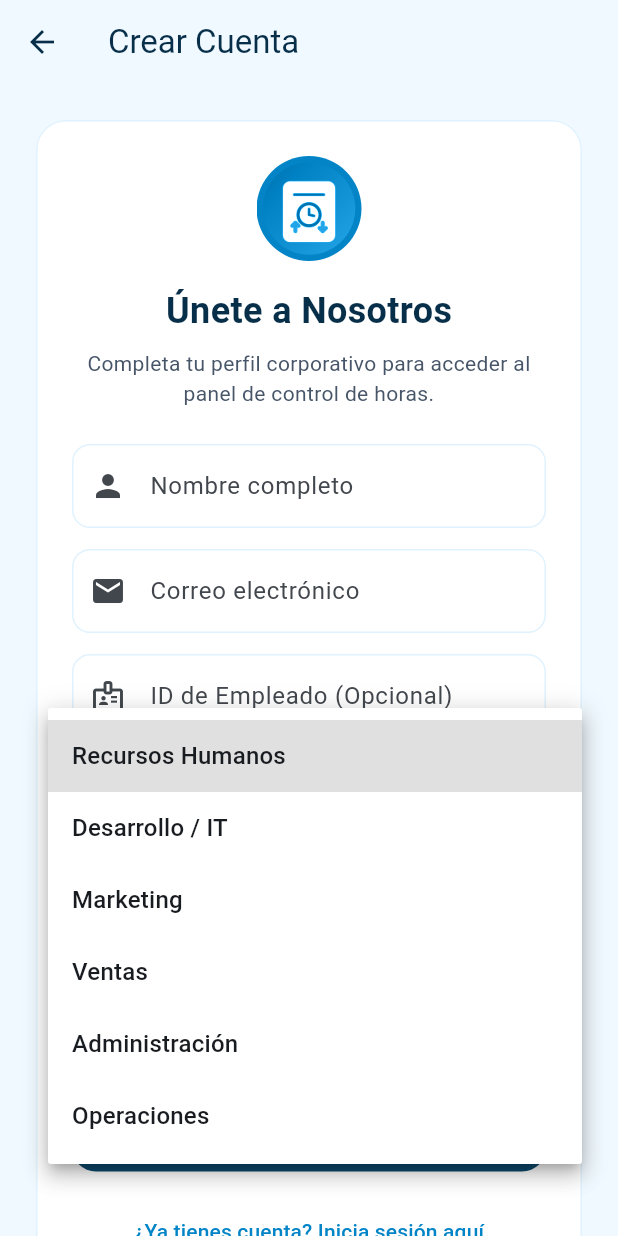
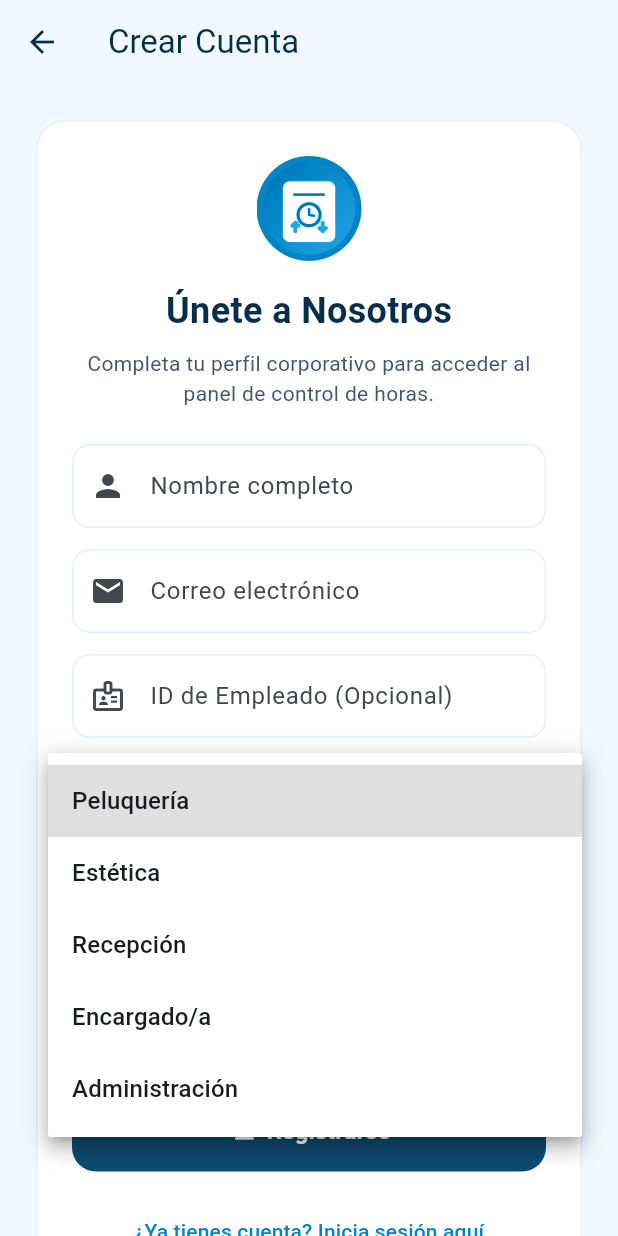
Before and after one commit to luisluiswii/Control-Horario, a Flutter app: the RegistroPage screen opened directly, after a tap on "Departamento", on a phone screen of 412 x 824 dp. Run offline on Flutter 3.47's test engine with Material 3 defaults, Android fonts, the phone set to English and light mode, and no system bars; our stand-ins replace shared_preferences; accounts and stored records are empty.

Commit message:
chore(peluqueria): conservar código original como comentario y adaptar departamentos
- Restaurar como comentario en lib/main.dart las versiones originales de
  _submit, onTap del botón "Cerrar sesión", onPressed del botón
  "¿Olvidaste tu clave?" y la navegación del SplashPage. Las versiones
  nuevas siguen activas; el original queda como referencia para no perder
  el código del equipo y poder revertir si hiciera falta.
- Adaptar lista de departamentos en lib/registro_page.dart al perfil de
  peluquería (Peluquería, Estética, Recepción, Encargado/a, Administración),
  dejando la lista corporativa original como comentario.

```diff
--- a/lib/registro_page.dart
+++ b/lib/registro_page.dart
@@ -17,13 +17,25 @@
   final _identificacionController = TextEditingController();
 
   String? _departamentoSeleccionado;
+  // [peluquería] Lista original (perfil corporativo). Conservada como
+  // comentario para que las otras empresas del proyecto puedan restaurarla:
+  //
+  // final List<String> _departamentos = [
+  //   'Recursos Humanos',
+  //   'Desarrollo / IT',
+  //   'Marketing',
+  //   'Ventas',
+  //   'Administración',
+  //   'Operaciones',
+  // ];
+  //
+  // Lista adaptada al perfil de peluquería pequeña:
   final List<String> _departamentos = [
-    'Recursos Humanos',
-    'Desarrollo / IT',
-    'Marketing',
-    'Ventas',
+    'Peluquería',
+    'Estética',
+    'Recepción',
+    'Encargado/a',
     'Administración',
-    'Operaciones',
   ];
 
   @override
```
Also changed, not shown: lib/main.dart (+39 -2 lines).
